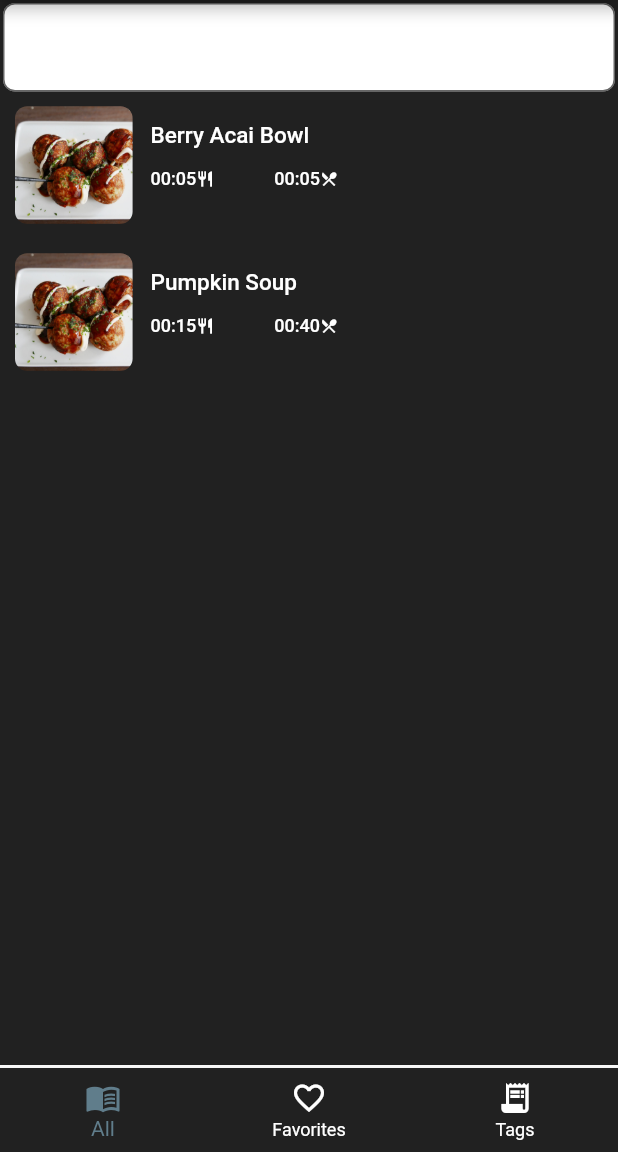
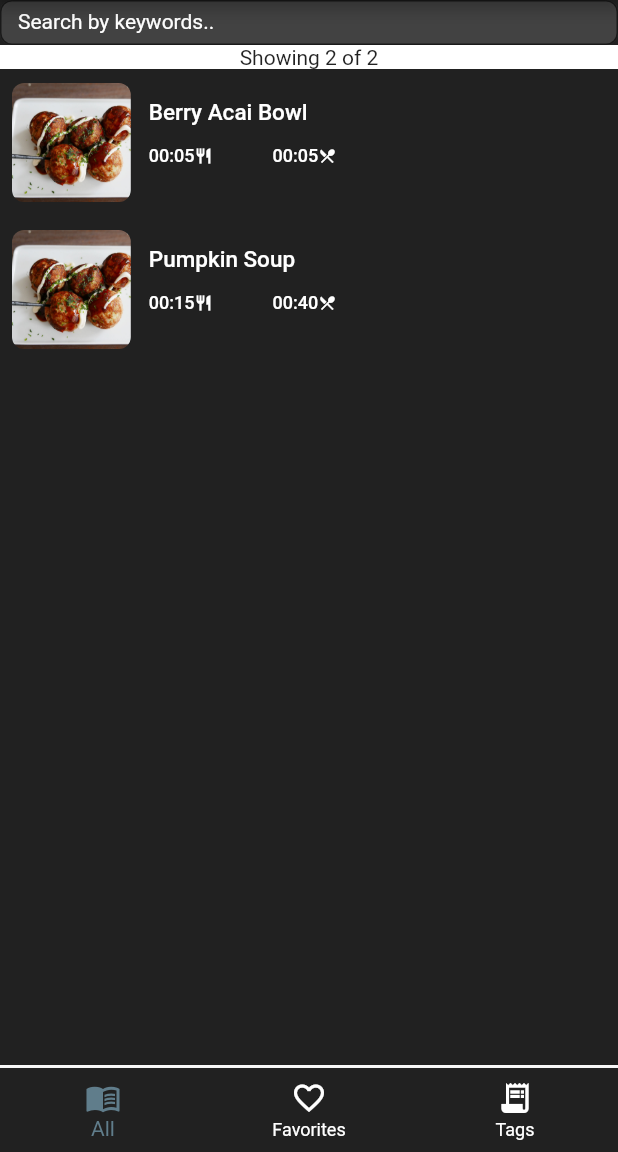
Before and after one commit to berkeparildar/Cookbook-App, a Flutter app: the screen it shows after launch, after a tap on "My Recipes", on a phone screen of 412 x 824 dp, the part 84-1236 px from its top. Run offline on Flutter 3.47's test engine with Material 2 defaults, Android fonts, the phone set to English and light mode, and no system bars.

Commit message:
toggle button fix, recipe search finish

```diff
--- a/lib/bottom_bar.dart
+++ b/lib/bottom_bar.dart
@@ -1,14 +1,30 @@
 import 'package:flutter/material.dart';
+import 'package:se380_project/add_recipe.dart';
+import 'package:se380_project/my_recipes.dart';
+import 'package:se380_project/tags.dart';
+import 'package:se380_project/recipe.dart';
 
 class BottomBar extends StatefulWidget {
-  const BottomBar({Key? key}) : super(key: key);
-
+  BottomBar({Key? key, required this.selectedIndex}) : super(key: key);
+  int selectedIndex;
   @override
   State<BottomBar> createState() => _BottomBarState();
 }
+List<String> tags = AddRecipePage.getTags();
 
 class _BottomBarState extends State<BottomBar> {
-  int selectedIndex = 0;
+
+  List<Widget> widList = [
+    MyRecipes(
+      recipeList: [r1, r2, r3, r4],
+      selectedIndex: 0,
+  ),
+    Text("data"),
+    TagsPage(
+        tagList: tags,
+    )
+  ];
+
   @override
   Widget build(BuildContext context) {
     return Container(
@@ -39,11 +55,13 @@ class _BottomBarState extends State<BottomBar> {
               icon: Icon(Icons.receipt_long)
           )
         ],
-        currentIndex: selectedIndex,
+        currentIndex: widget.selectedIndex,
         onTap: (int index) {
           setState(() {
-            selectedIndex = index;
+            widget.selectedIndex = index;
             print(index);
+            Navigator.of(context).push(MaterialPageRoute(
+                builder: (context) => widList[index],));
           });
         },
       ),
--- a/lib/main.dart
+++ b/lib/main.dart
@@ -106,6 +106,7 @@ class _MyHomePageState extends State<MyHomePage> {
                                             notes: "00:40",
                                             selectedTags: ["selectedTags"])
                                       ],
+                                  selectedIndex: 0,
                                     )));
                           },
                           child: Row(
--- a/lib/my_recipes.dart
+++ b/lib/my_recipes.dart
@@ -4,37 +4,44 @@ import 'package:se380_project/recipe.dart';
 import 'package:se380_project/recipe_list_view.dart';
 
 class MyRecipes extends StatefulWidget {
-  const MyRecipes({Key? key, required this.recipeList}) : super(key: key,);
+  const MyRecipes({Key? key, required this.recipeList, required this.selectedIndex}) : super(key: key,);
   final List<Recipe> recipeList;
+  final int selectedIndex;
   @override
   State<MyRecipes> createState() => _MyRecipesState();
 }
 
 class _MyRecipesState extends State<MyRecipes> {
+  Text a = Text("");
   final _formKey = GlobalKey<FormState>();
   final TextEditingController searchController = TextEditingController();
   Widget check() {
+    int length = 0;
     Widget toReturn = const Text("data");
-    setState(() {
+    String fullLength = widget.recipeList.length.toString();
       if (searchController.text.isEmpty){
+        a = Text("Showing $fullLength of $fullLength");
+        print("in the first if?");
         toReturn = RecipeListView(
             recipeList: widget.recipeList);
       }
-      else {
+      else if (searchController.text.isNotEmpty) {
+        List<Recipe> temp = [];
+        print("in the else");
         for(int i = 0; i < widget.recipeList.length; i++){
           if (widget.recipeList[i].name.toLowerCase().contains(searchController.text, 0)){
-            List<Recipe> temp = [];
             temp.add(widget.recipeList[i]);
+          }
+        }
+        length = temp.length;
+        a = Text("Showing $length of $fullLength");
         toReturn = RecipeListView(recipeList: temp);
       }
-        }
-      }
-    });
     return toReturn;
   }
   @override
   Widget build(BuildContext context) {
-    String a = "";
+    Widget x = check();
     return Scaffold(
       appBar: AppBar(
         backgroundColor: Colors.grey.shade800,
@@ -49,16 +56,25 @@ class _MyRecipesState extends State<MyRecipes> {
         decoration: BoxDecoration(
           color: Colors.grey.shade900,
         ),
-        child: Padding(
-          padding: const EdgeInsets.all(2),
         child: Column(
           children: [
-              Container(
-                child: Form(
+            Form(
               key: _formKey,
               child: TextFormField(
                 controller: searchController,
                 keyboardType: TextInputType.name,
+                decoration: InputDecoration(
+                 fillColor: Colors.grey.shade800,
+                  hintText: "Search by keywords..",
+                  hintStyle: TextStyle(
+                    color: Colors.white,
+                    fontSize: 14
+                  ),
+                  contentPadding: EdgeInsets.all(12),
+                  constraints: BoxConstraints(
+                    maxHeight: 30
+                  )
+                ),
                 onSaved: (value) {
                   searchController.text = value!;
                 },
@@ -67,16 +83,22 @@ class _MyRecipesState extends State<MyRecipes> {
                   setState(() {
                   });
                 },
-                    textInputAction: TextInputAction.done,
               ),
             ),
+            Container(
+              color: Colors.white,
+              width: double.infinity,
+              child: Center(
+                child: a,
                 ),
-              check(),
+              ),
+            x,
           ],
         ),
       ),
+      bottomNavigationBar: BottomBar(
+        selectedIndex: widget.selectedIndex,
       ),
-      bottomNavigationBar: BottomBar(),
     );
   }
 }
```
Also changed, not shown: lib/add_recipe.dart (+30 -12 lines), lib/tags.dart (+5 -5 lines). Lines whose indentation alone changed are shown as unchanged.
